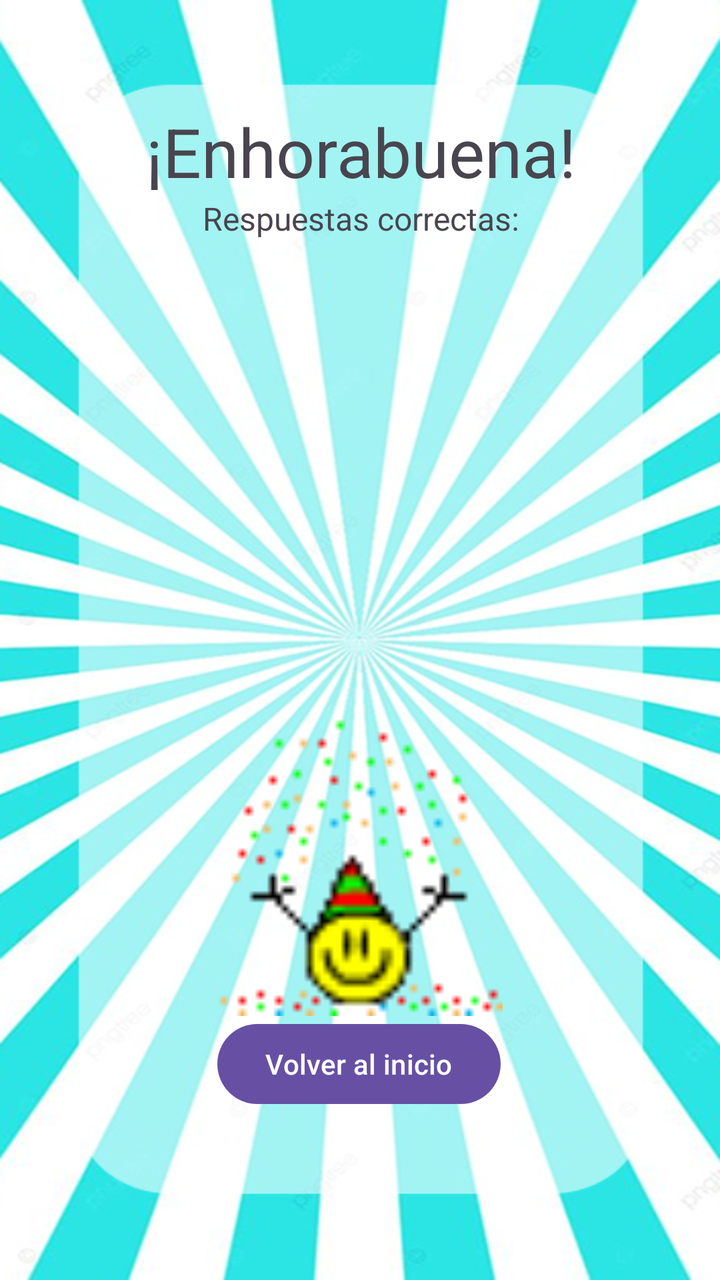
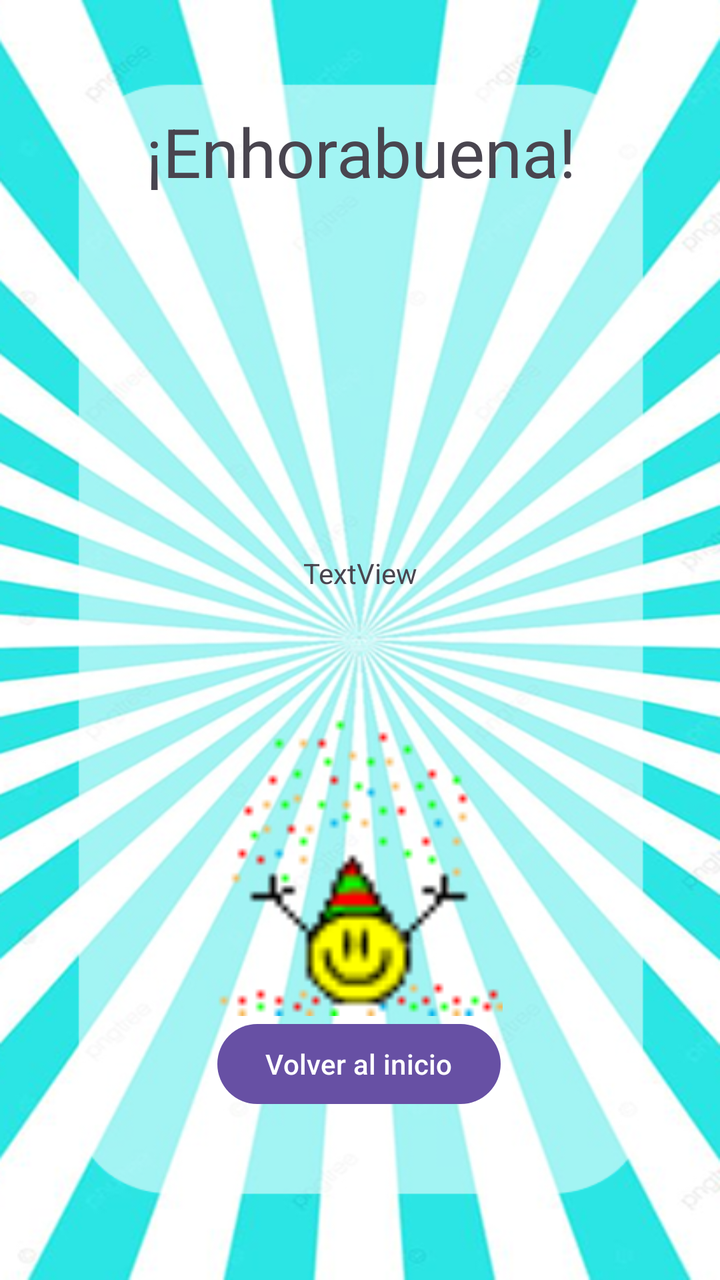

Compare the two renders of this Android layout. The source of the first and the diff that turns it into the second are given below.
<!-- AndroidManifest.xml: application theme Theme.Preguntados -->
<!-- res/layout/activity_pantalla_ganadora.xml -->
<?xml version="1.0" encoding="utf-8"?>
<androidx.constraintlayout.widget.ConstraintLayout xmlns:android="http://schemas.android.com/apk/res/android"
    xmlns:app="http://schemas.android.com/apk/res-auto"
    xmlns:tools="http://schemas.android.com/tools"
    android:layout_width="match_parent"
    android:layout_height="match_parent"
    android:background="@drawable/componente"
    tools:context=".PantallaGanadora">

    <LinearLayout
        android:id="@+id/linearLayout3"
        android:layout_width="409dp"
        android:layout_height="100dp"
        android:orientation="vertical"
        android:textAlignment="center"
        app:layout_constraintBottom_toBottomOf="parent"
        app:layout_constraintEnd_toEndOf="parent"
        app:layout_constraintStart_toStartOf="parent"
        app:layout_constraintTop_toTopOf="parent"
        app:layout_constraintVertical_bias="0.098">

        <TextView
            android:id="@+id/textView3"
            android:layout_width="match_parent"
            android:layout_height="wrap_content"
            android:text="@string/ganador"
            android:textAlignment="center"
            android:textSize="34sp" />

        <TextView
            android:id="@+id/textView7"
            android:layout_width="match_parent"
            android:layout_height="wrap_content"
            android:text="@string/correctas"
            android:textAlignment="center"
            android:textSize="16sp" />

        <TextView
            android:id="@+id/textView9"
            android:layout_width="match_parent"
            android:layout_height="wrap_content"
            android:textAlignment="center"
            android:textSize="14sp" />

    </LinearLayout>

    <Button
        android:id="@+id/button5"
        android:layout_width="wrap_content"
        android:layout_height="wrap_content"
        android:layout_marginBottom="84dp"
        android:text="@string/volver"
        app:layout_constraintBottom_toBottomOf="parent"
        app:layout_constraintEnd_toEndOf="parent"
        app:layout_constraintHorizontal_bias="0.498"
        app:layout_constraintStart_toStartOf="parent" />

    <ImageView
        android:id="@+id/imageView3"
        android:layout_width="174dp"
        android:layout_height="150dp"
        app:layout_constraintBottom_toTopOf="@+id/button5"
        app:layout_constraintEnd_toEndOf="parent"
        app:layout_constraintHorizontal_bias="0.497"
        app:layout_constraintStart_toStartOf="parent"
        app:layout_constraintTop_toTopOf="parent"
        app:layout_constraintVertical_bias="1.0"
        app:srcCompat="@drawable/confetis" />

</androidx.constraintlayout.widget.ConstraintLayout>
<!-- resources referenced by this layout -->
<resources>
  <!-- drawable componente: png bitmap (drawable, 411374 bytes) -->
  <!-- drawable confetis: gif bitmap (drawable, 2860 bytes) -->
  <string name="correctas"> Respuestas correctas:</string>
  <string name="ganador"> ¡Enhorabuena!</string>
  <string name="volver">Volver al inicio</string>
  <style name="Theme.Preguntados" parent="Base.Theme.Preguntados" />
  <style name="Base.Theme.Preguntados" parent="Theme.Material3.DayNight.NoActionBar">
          
          
      </style>
</resources>

<!-- the commit's change to res/layout/activity_pantalla_ganadora.xml (unified diff, before → after) -->
@@ -26,14 +26,6 @@
             android:text="@string/ganador"
             android:textAlignment="center"
             android:textSize="34sp" />
-
-        <TextView
-            android:id="@+id/textView7"
-            android:layout_width="match_parent"
-            android:layout_height="wrap_content"
-            android:text="@string/correctas"
-            android:textAlignment="center"
-            android:textSize="16sp" />
 
         <TextView
             android:id="@+id/textView9"
@@ -67,4 +59,14 @@
         app:layout_constraintVertical_bias="1.0"
         app:srcCompat="@drawable/confetis" />
 
+    <TextView
+        android:id="@+id/textView6"
+        android:layout_width="wrap_content"
+        android:layout_height="wrap_content"
+        android:layout_marginTop="124dp"
+        android:text="TextView"
+        app:layout_constraintEnd_toEndOf="parent"
+        app:layout_constraintStart_toStartOf="parent"
+        app:layout_constraintTop_toBottomOf="@+id/linearLayout3" />
+
 </androidx.constraintlayout.widget.ConstraintLayout>
<!-- resource entries referenced after the edit -->
@@ -2,7 +2,6 @@
 <resources>
   <!-- drawable componente: png bitmap (drawable, 411374 bytes) -->
   <!-- drawable confetis: gif bitmap (drawable, 2860 bytes) -->
-  <string name="correctas"> Respuestas correctas:</string>
   <string name="ganador"> ¡Enhorabuena!</string>
   <string name="volver">Volver al inicio</string>
   <style name="Theme.Preguntados" parent="Base.Theme.Preguntados" />
